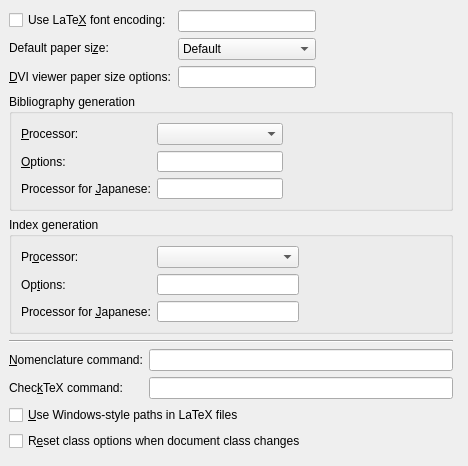
Qt form src/frontends/qt4/ui/PrefLatexUi.ui (cburschka/lyx) before a commit.
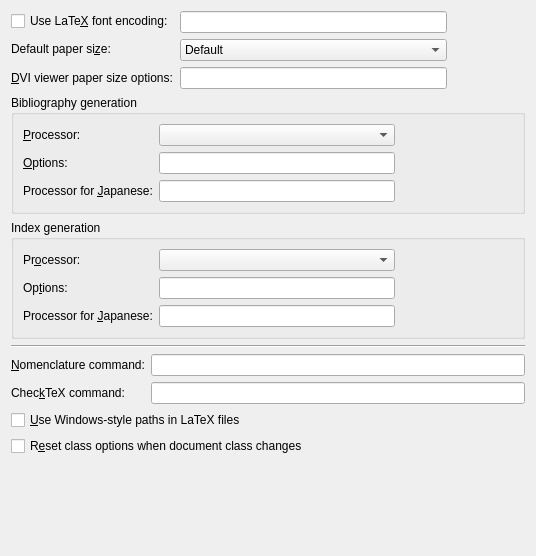
The same form after that commit.

Commit message: Fix PrefLatexUi.ui after r33783.

Diff of the .ui file:
```diff
--- a/src/frontends/qt4/ui/PrefLatexUi.ui
+++ b/src/frontends/qt4/ui/PrefLatexUi.ui
@@ -5,22 +5,15 @@
    <rect>
     <x>0</x>
     <y>0</y>
-    <width>468</width>
-    <height>466</height>
+    <width>536</width>
+    <height>556</height>
    </rect>
   </property>
   <property name="windowTitle">
    <string/>
   </property>
-  <widget class="QWidget" name="">
-   <property name="geometry">
-    <rect>
-     <x>9</x>
-     <y>10</y>
-     <width>444</width>
-     <height>441</height>
-    </rect>
-   </property>
+  <layout class="QGridLayout" name="gridLayout_7">
+   <item row="0" column="0">
    <layout class="QVBoxLayout" name="verticalLayout_2">
     <item>
      <layout class="QGridLayout" name="gridLayout_5">
@@ -101,6 +94,9 @@
         <property name="orientation">
          <enum>Qt::Horizontal</enum>
         </property>
+         <property name="sizeType">
+          <enum>QSizePolicy::Maximum</enum>
+         </property>
         <property name="sizeHint" stdset="0">
          <size>
           <width>78</width>
@@ -153,7 +149,16 @@
        <item row="0" column="1" rowspan="3">
         <layout class="QVBoxLayout" name="verticalLayout">
          <item>
-          <widget class="QComboBox" name="latexBibtexCO"/>
+           <widget class="QComboBox" name="latexBibtexCO">
+            <property name="sizePolicy">
+             <sizepolicy>
+              <hsizetype>7</hsizetype>
+              <vsizetype>0</vsizetype>
+              <horstretch>0</horstretch>
+              <verstretch>0</verstretch>
+             </sizepolicy>
+            </property>
+           </widget>
          </item>
          <item>
           <widget class="QLineEdit" name="latexBibtexED">
@@ -176,9 +181,12 @@
          <property name="orientation">
           <enum>Qt::Horizontal</enum>
          </property>
+          <property name="sizeType">
+           <enum>QSizePolicy::Maximum</enum>
+          </property>
          <property name="sizeHint" stdset="0">
           <size>
-           <width>158</width>
+            <width>118</width>
            <height>71</height>
           </size>
          </property>
@@ -229,7 +237,16 @@
        <item row="0" column="1" rowspan="3">
         <layout class="QGridLayout" name="gridLayout_2">
          <item row="0" column="0">
-          <widget class="QComboBox" name="latexIndexCO"/>
+           <widget class="QComboBox" name="latexIndexCO">
+            <property name="sizePolicy">
+             <sizepolicy>
+              <hsizetype>7</hsizetype>
+              <vsizetype>0</vsizetype>
+              <horstretch>0</horstretch>
+              <verstretch>0</verstretch>
+             </sizepolicy>
+            </property>
+           </widget>
          </item>
          <item row="1" column="0">
           <widget class="QLineEdit" name="latexIndexED">
@@ -272,6 +289,9 @@
          <property name="orientation">
           <enum>Qt::Horizontal</enum>
          </property>
+          <property name="sizeType">
+           <enum>QSizePolicy::Maximum</enum>
+          </property>
          <property name="sizeHint" stdset="0">
           <size>
            <width>118</width>
@@ -371,7 +391,8 @@
      </spacer>
     </item>
    </layout>
-  </widget>
+   </item>
+  </layout>
  </widget>
  <tabstops>
   <tabstop>latexEncodingED</tabstop>
```
Left out of the diff: 5 changed lines with no effect on the pictures. Lines whose indentation alone changed are shown as unchanged.
